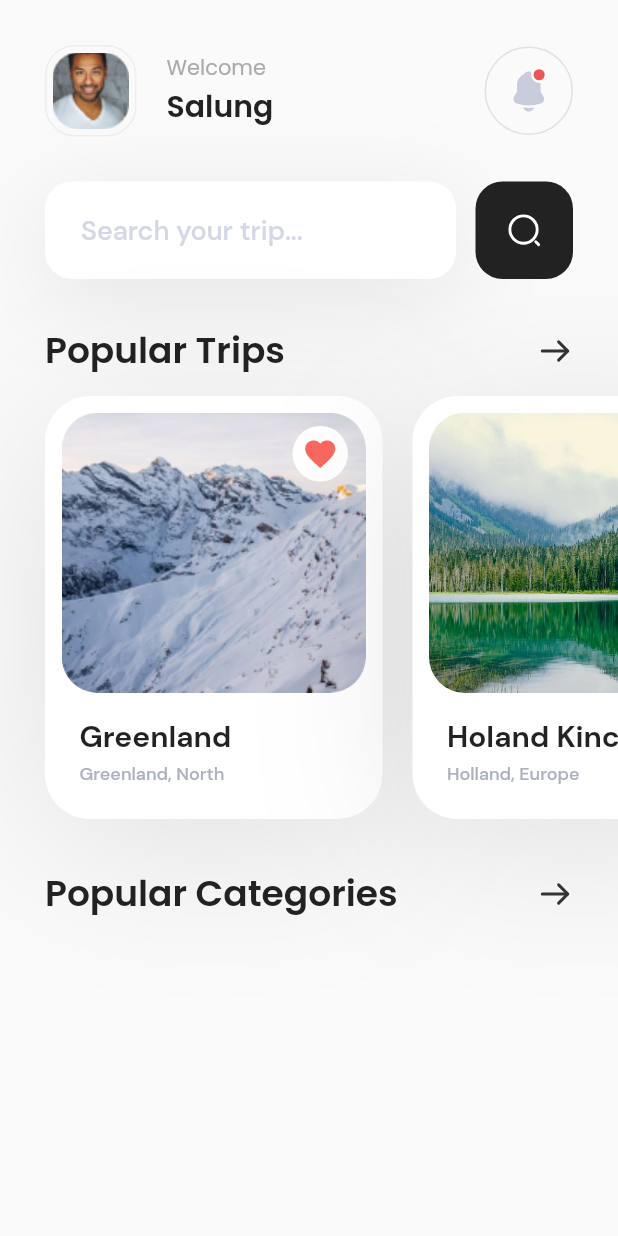
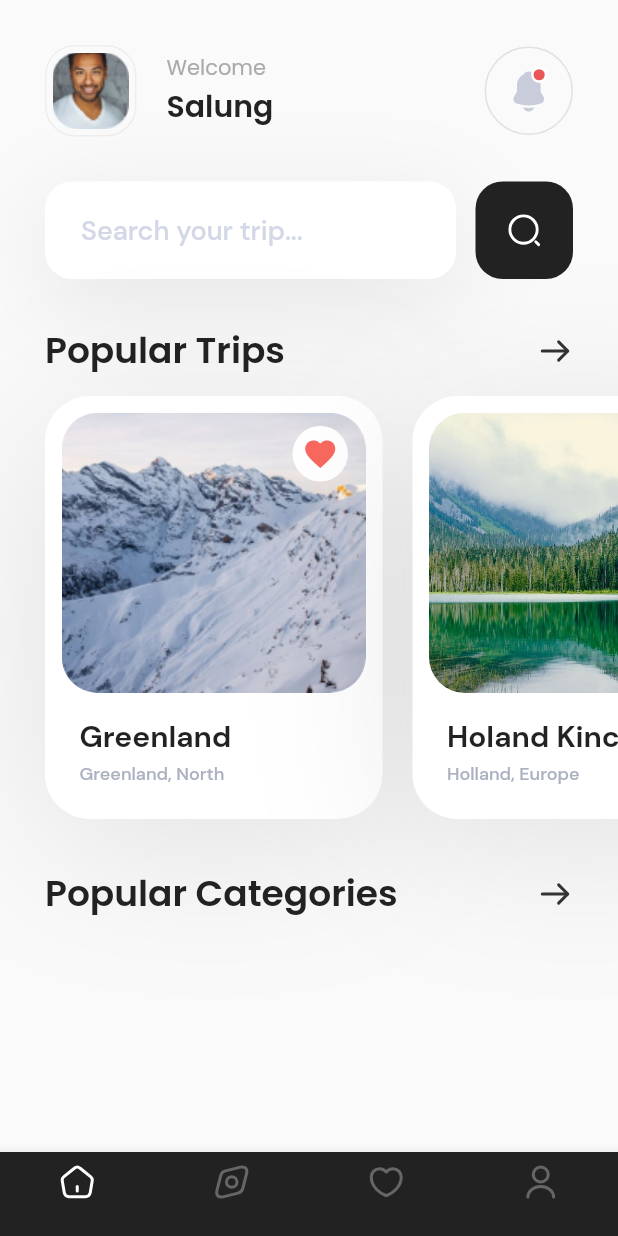
Before and after one commit to Dan-Y-Ko/Flutter-Dart-Playground, a Flutter app: the screen it shows after launch, on a phone screen of 412 x 824 dp. Run offline on Flutter 3.47's test engine with Material 2 defaults, Android fonts, the phone set to English and light mode, and no system bars; our stand-ins replace flutter_svg.

```diff
--- a/flutter/ui/travel_app_ui/lib/module/discover/screens/discover_screen.dart
+++ b/flutter/ui/travel_app_ui/lib/module/discover/screens/discover_screen.dart
@@ -1,9 +1,10 @@
 import 'package:flutter/material.dart';
-import '../widgets/trips_builder.dart';
+import 'package:flutter_svg/flutter_svg.dart';
 
 import '../widgets/category.dart';
 import '../widgets/header.dart';
 import '../widgets/search.dart';
+import '../widgets/trips_builder.dart';
 
 class DiscoverScreen extends StatelessWidget {
   const DiscoverScreen({Key? key}) : super(key: key);
@@ -41,6 +42,36 @@ class DiscoverScreen extends StatelessWidget {
           ),
         ),
       ),
+      bottomNavigationBar: BottomNavigationBar(
+        type: BottomNavigationBarType.fixed,
+        backgroundColor: Color(0xFF222222),
+        items: [
+          BottomNavigationBarItem(
+            icon: SvgPicture.asset(
+              'assets/images/home.svg',
+            ),
+            label: '',
+          ),
+          BottomNavigationBarItem(
+            icon: SvgPicture.asset(
+              'assets/images/discover.svg',
+            ),
+            label: '',
+          ),
+          BottomNavigationBarItem(
+            icon: SvgPicture.asset(
+              'assets/images/heart.svg',
+            ),
+            label: '',
+          ),
+          BottomNavigationBarItem(
+            icon: SvgPicture.asset(
+              'assets/images/user.svg',
+            ),
+            label: '',
+          ),
+        ],
+      ),
     );
   }
 }
```
Also changed, not shown: flutter/ui/travel_app_ui/assets/images/discover.svg (added), flutter/ui/travel_app_ui/assets/images/heart.svg (added), flutter/ui/travel_app_ui/assets/images/home.svg (added), flutter/ui/travel_app_ui/assets/images/user.svg (added).
